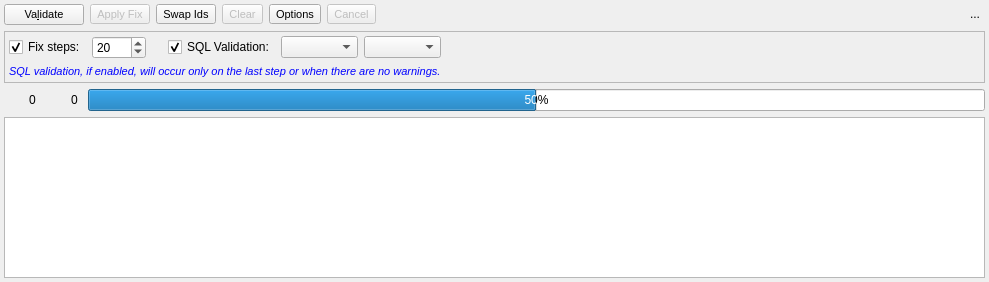
The window that libpgmodeler_ui/ui/modelvalidationwidget.ui (pgmodeler/pgmodeler) describes before a commit, drawn with Qt 5.
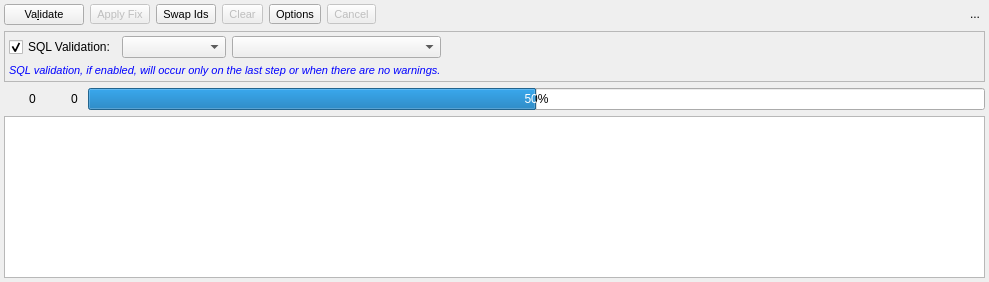
The same window after the commit. Icons and pictures are not drawn.

Diff of the .ui file:
```diff
--- a/libpgmodeler_ui/ui/modelvalidationwidget.ui
+++ b/libpgmodeler_ui/ui/modelvalidationwidget.ui
@@ -330,78 +330,7 @@
       <property name="bottomMargin">
        <number>4</number>
       </property>
-      <item row="0" column="1">
-       <spacer name="horizontalSpacer_3">
-        <property name="orientation">
-         <enum>Qt::Horizontal</enum>
-        </property>
-        <property name="sizeType">
-         <enum>QSizePolicy::Fixed</enum>
-        </property>
-        <property name="sizeHint" stdset="0">
-         <size>
-          <width>10</width>
-          <height>20</height>
-         </size>
-        </property>
-       </spacer>
-      </item>
-      <item row="0" column="3">
-       <widget class="QComboBox" name="connections_cmb">
-        <property name="enabled">
-         <bool>true</bool>
-        </property>
-        <property name="sizePolicy">
-         <sizepolicy hsizetype="Preferred" vsizetype="Fixed">
-          <horstretch>0</horstretch>
-          <verstretch>0</verstretch>
-         </sizepolicy>
-        </property>
-        <property name="minimumSize">
-         <size>
-          <width>0</width>
-          <height>0</height>
-         </size>
-        </property>
-        <property name="toolTip">
-         <string>Connection alias</string>
-        </property>
-       </widget>
-      </item>
-      <item row="0" column="0">
-       <layout class="QHBoxLayout" name="horizontalLayout_5">
-        <item>
-         <widget class="QCheckBox" name="fix_steps_chk">
-          <property name="toolTip">
-           <string>Enable applying fixes in a loop (steps).</string>
-          </property>
-          <property name="text">
-           <string>Fix steps:</string>
-          </property>
-          <property name="checked">
-           <bool>true</bool>
-          </property>
-         </widget>
-        </item>
-        <item>
-         <widget class="QSpinBox" name="fix_steps_sb">
-          <property name="enabled">
-           <bool>true</bool>
-          </property>
-          <property name="minimum">
-           <number>1</number>
-          </property>
-          <property name="maximum">
-           <number>1000</number>
-          </property>
-          <property name="value">
-           <number>20</number>
-          </property>
-         </widget>
-        </item>
-       </layout>
-      </item>
-      <item row="0" column="5" rowspan="2">
+      <item row="0" column="4" rowspan="2">
        <spacer name="horizontalSpacer_2">
         <property name="orientation">
          <enum>Qt::Horizontal</enum>
@@ -414,7 +343,7 @@
         </property>
        </spacer>
       </item>
-      <item row="1" column="0" colspan="5">
+      <item row="1" column="0" colspan="4">
        <widget class="QLabel" name="label_2">
         <property name="palette">
          <palette>
@@ -464,17 +393,7 @@
         </property>
        </widget>
       </item>
-      <item row="0" column="4">
-       <widget class="QComboBox" name="version_cmb">
-        <property name="enabled">
-         <bool>true</bool>
-        </property>
-        <property name="toolTip">
-         <string>PostgreSQL version</string>
-        </property>
-       </widget>
-      </item>
-      <item row="0" column="2">
+      <item row="0" column="0">
        <widget class="QCheckBox" name="sql_validation_chk">
         <property name="sizePolicy">
          <sizepolicy hsizetype="Fixed" vsizetype="Fixed">
@@ -493,6 +412,38 @@
         </property>
        </widget>
       </item>
+      <item row="0" column="1">
+       <widget class="QComboBox" name="connections_cmb">
+        <property name="enabled">
+         <bool>true</bool>
+        </property>
+        <property name="sizePolicy">
+         <sizepolicy hsizetype="Preferred" vsizetype="Fixed">
+          <horstretch>0</horstretch>
+          <verstretch>0</verstretch>
+         </sizepolicy>
+        </property>
+        <property name="minimumSize">
+         <size>
+          <width>0</width>
+          <height>0</height>
+         </size>
+        </property>
+        <property name="toolTip">
+         <string>Connection alias</string>
+        </property>
+       </widget>
+      </item>
+      <item row="0" column="2" colspan="2">
+       <widget class="QComboBox" name="version_cmb">
+        <property name="enabled">
+         <bool>true</bool>
+        </property>
+        <property name="toolTip">
+         <string>PostgreSQL version</string>
+        </property>
+       </widget>
+      </item>
      </layout>
     </widget>
    </item>
```
Left out of the diff: 5 changed lines with no effect on the pictures.
